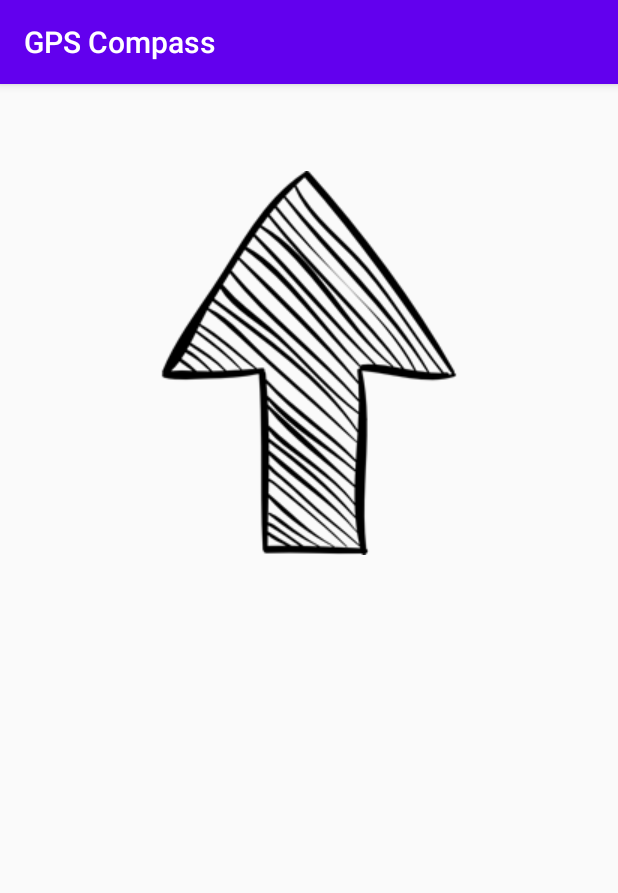
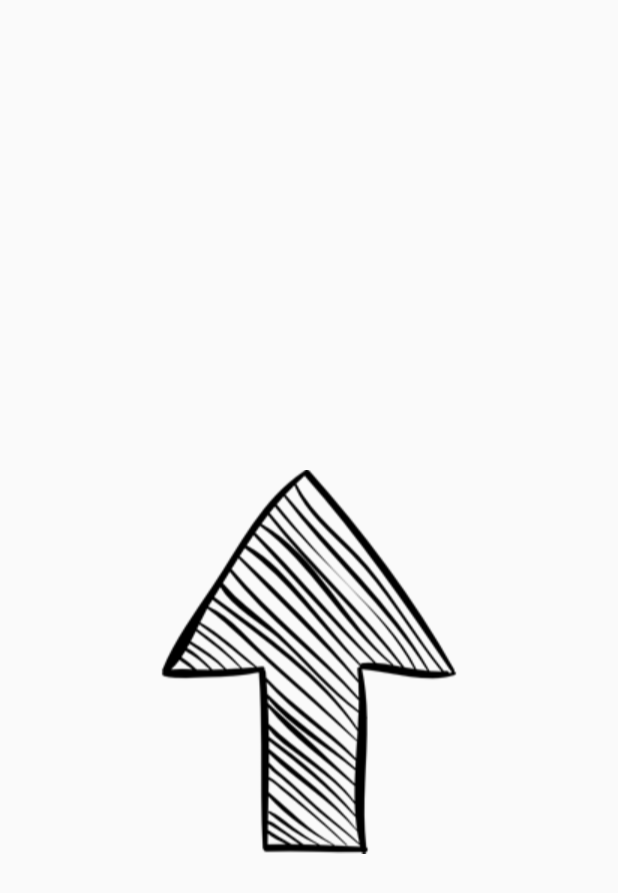
Before and after one commit to libasoles/android-gps-compass, an Android app: the screen it shows after launch (MainActivity), on a phone screen of 412 x 824 dp. Shown: the top 893 px of the screen. Run offline under Robolectric (Android 15) with nearby library versions, the phone set to English and light mode, and no system bars.

Commit message:
Clean up

```diff
--- a/app/src/main/AndroidManifest.xml
+++ b/app/src/main/AndroidManifest.xml
@@ -11,7 +11,6 @@
         android:theme="@style/AppTheme">
         <activity
             android:name=".MainActivity"
-            android:label="@string/title_activity_main"
             android:theme="@style/AppTheme.NoActionBar">
             <intent-filter>
                 <action android:name="android.intent.action.MAIN" />
--- a/app/src/main/java/com/gperez/brujulagpsdesde0/MainActivity.java
+++ b/app/src/main/java/com/gperez/brujulagpsdesde0/MainActivity.java
@@ -12,11 +12,9 @@ import android.widget.Toast;
 import androidx.activity.result.ActivityResultLauncher;
 import androidx.activity.result.contract.ActivityResultContracts;
 import androidx.appcompat.app.AppCompatActivity;
-import androidx.appcompat.widget.Toolbar;
 import androidx.core.content.ContextCompat;
 
 import com.google.android.gms.location.FusedLocationProviderClient;
-import com.google.android.gms.location.LocationAvailability;
 import com.google.android.gms.location.LocationCallback;
 import com.google.android.gms.location.LocationRequest;
 import com.google.android.gms.location.LocationResult;
@@ -26,6 +24,7 @@ public class MainActivity extends AppCompatActivity {
 
     private FusedLocationProviderClient fusedLocationClient;
     private boolean wasLocationPermissionGranted = false;
+    private LocationCallback locationCallback;
 
     /**
      * On request permission result
@@ -39,14 +38,11 @@ public class MainActivity extends AppCompatActivity {
                     explainTheNeedForPermission();
                 }
             });
-    private LocationCallback locationCallback;
 
     @Override
     protected void onCreate(Bundle savedInstanceState) {
         super.onCreate(savedInstanceState);
         setContentView(R.layout.activity_main);
-        Toolbar toolbar = findViewById(R.id.toolbar);
-        setSupportActionBar(toolbar);
 
         fusedLocationClient = LocationServices.getFusedLocationProviderClient(this);
 
@@ -55,11 +51,6 @@ public class MainActivity extends AppCompatActivity {
             public void onLocationResult(LocationResult locationResult) {
                 super.onLocationResult(locationResult);
                 displayCurrentLocation(locationResult.getLastLocation());
-            }
-
-            @Override
-            public void onLocationAvailability(LocationAvailability locationAvailability) {
-                super.onLocationAvailability(locationAvailability);
             }
         };
 
@@ -84,7 +75,7 @@ public class MainActivity extends AppCompatActivity {
     @SuppressLint("MissingPermission")
     private void subscribeToLocation() {
         LocationRequest locationRequest = new LocationRequest();
-        locationRequest.setInterval(1000);
+        locationRequest.setInterval(2000);
         locationRequest.setPriority(LocationRequest.PRIORITY_HIGH_ACCURACY);
         fusedLocationClient.requestLocationUpdates(locationRequest, locationCallback, Looper.myLooper());
     }
@@ -94,6 +85,7 @@ public class MainActivity extends AppCompatActivity {
         ((TextView) findViewById(R.id.location)).setText("Coordinates: " + message);
         ((TextView) findViewById(R.id.speed)).setText("Speed: " + location.getSpeed());
         ((TextView) findViewById(R.id.orientation)).setText("Orientation: " + location.getBearing());
+
         findViewById(R.id.arrow).setRotation(location.getBearing());
     }
 
--- a/app/src/main/res/layout/activity_main.xml
+++ b/app/src/main/res/layout/activity_main.xml
@@ -1,25 +1,39 @@
 <?xml version="1.0" encoding="utf-8"?>
-<androidx.coordinatorlayout.widget.CoordinatorLayout xmlns:android="http://schemas.android.com/apk/res/android"
+<androidx.constraintlayout.widget.ConstraintLayout xmlns:android="http://schemas.android.com/apk/res/android"
     xmlns:app="http://schemas.android.com/apk/res-auto"
-    xmlns:tools="http://schemas.android.com/tools"
     android:layout_width="match_parent"
     android:layout_height="match_parent"
-    tools:context=".MainActivity">
+    app:layout_behavior="@string/appbar_scrolling_view_behavior">
 
-    <com.google.android.material.appbar.AppBarLayout
+    <androidx.appcompat.widget.LinearLayoutCompat
         android:layout_width="match_parent"
-        android:layout_height="wrap_content"
-        android:theme="@style/AppTheme.AppBarOverlay">
+        android:layout_height="match_parent"
+        android:orientation="vertical"
+        android:padding="2mm"
+        >
 
-        <androidx.appcompat.widget.Toolbar
-            android:id="@+id/toolbar"
+        <TextView android:id="@+id/location"
+            android:layout_height="wrap_content"
             android:layout_width="match_parent"
-            android:layout_height="?attr/actionBarSize"
-            android:background="?attr/colorPrimary"
-            app:popupTheme="@style/AppTheme.PopupOverlay" />
+            />
 
-    </com.google.android.material.appbar.AppBarLayout>
+        <TextView android:id="@+id/speed"
+            android:layout_height="wrap_content"
+            android:layout_width="match_parent"
+            />
 
-    <include layout="@layout/content_main" />
+        <TextView android:id="@+id/orientation"
+            android:layout_height="wrap_content"
+            android:layout_width="match_parent"
+            />
 
-</androidx.coordinatorlayout.widget.CoordinatorLayout>
+        <ImageView
+            android:id="@+id/arrow"
+            android:layout_height="match_parent"
+            android:layout_width="wrap_content"
+            android:layout_gravity="center"
+
+            android:src="@drawable/arrow3" />
+    </androidx.appcompat.widget.LinearLayoutCompat>
+
+</androidx.constraintlayout.widget.ConstraintLayout>
--- a/app/src/main/res/layout/content_main.xml
+++ /dev/null
@@ -1,36 +0,0 @@
-<?xml version="1.0" encoding="utf-8"?>
-<androidx.constraintlayout.widget.ConstraintLayout xmlns:android="http://schemas.android.com/apk/res/android"
-    xmlns:app="http://schemas.android.com/apk/res-auto"
-    android:layout_width="match_parent"
-    android:layout_height="match_parent"
-    app:layout_behavior="@string/appbar_scrolling_view_behavior">
-
-    <androidx.appcompat.widget.LinearLayoutCompat
-        android:layout_width="match_parent"
-        android:layout_height="match_parent"
-        android:orientation="vertical"
-        >
-
-        <TextView android:id="@+id/location"
-            android:layout_height="wrap_content"
-            android:layout_width="match_parent"
-            />
-
-        <TextView android:id="@+id/speed"
-            android:layout_height="wrap_content"
-            android:layout_width="match_parent"
-            />
-
-        <TextView android:id="@+id/orientation"
-            android:layout_height="wrap_content"
-            android:layout_width="match_parent"
-            />
-
-        <ImageView
-            android:id="@+id/arrow"
-            android:layout_height="wrap_content"
-            android:layout_width="match_parent"
-            android:src="@drawable/arrow3" />
-    </androidx.appcompat.widget.LinearLayoutCompat>
-
-</androidx.constraintlayout.widget.ConstraintLayout>
--- a/app/src/main/res/values/strings.xml
+++ b/app/src/main/res/values/strings.xml
@@ -1,4 +1,3 @@
 <resources>
     <string name="app_name">GPS Compass</string>
-    <string name="title_activity_main">GPS Compass</string>
 </resources>
```
